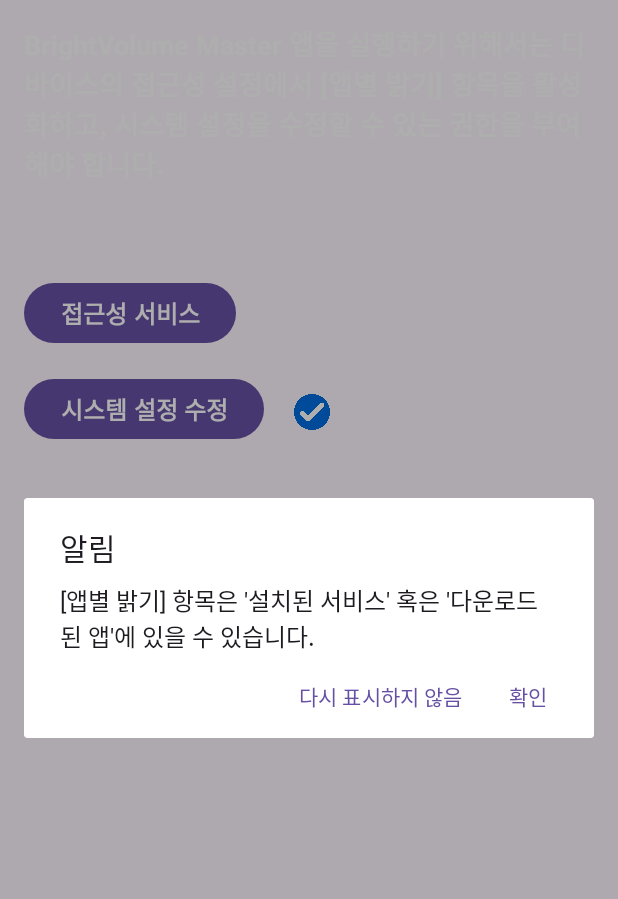
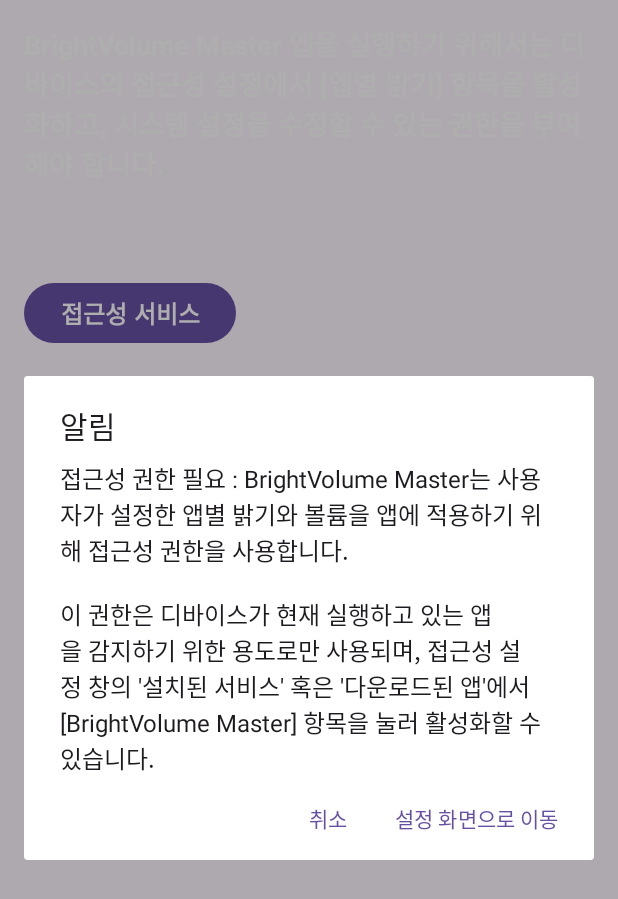
Before and after one commit to Doyeon-Ko/android-bright-volume-master, an Android app: the screen it shows after launch (StartActivity), after a tap on "접근성 서비스", on a phone screen of 412 x 824 dp. Shown: the top 899 px of the screen. Run offline under Robolectric (Android 15) with nearby library versions, the phone set to English and light mode, and no system bars.

Commit message:
Refactor dialog functions: Merge showConfirmationDialog() and showGuidanceDialog() into showPermissionDialog()
- Combined the functionality of showConfirmationDialog() and showGuidanceDialog() into a single function named showPermissionDialog().
- Updated all references to use the new showPermissionDialog() function.
- Improved code maintainability and reduced redundancy by consolidating dialog logic.

```diff
--- a/app/src/main/java/com/example/brightvolumemaster/StartActivity.java
+++ b/app/src/main/java/com/example/brightvolumemaster/StartActivity.java
@@ -1,26 +1,32 @@
 package com.example.brightvolumemaster;
 
+import android.app.Activity;
 import android.content.DialogInterface;
 import android.content.Intent;
 import android.content.SharedPreferences;
 import android.net.Uri;
 import android.os.Bundle;
 import android.provider.Settings;
+import android.util.Log;
 import android.view.View;
 import android.widget.Button;
 import android.widget.ImageView;
 import android.widget.TextView;
+import android.widget.Toast;
 
+import androidx.activity.result.ActivityResultLauncher;
+import androidx.activity.result.contract.ActivityResultContracts;
 import androidx.appcompat.app.AlertDialog;
 import androidx.appcompat.app.AppCompatActivity;
 
 public class StartActivity extends AppCompatActivity {
-
-    private TextView explanationText;
-    private Button accessibilityButton;
-    private Button systemSettingsButton;
     private boolean isAccessibilityPermissionGranted;
     private boolean isSystemSettingsPermissionGranted;
+
+    private static final String PREFS_NAME = "StartActivitySettings";
+
+    private SharedPreferences preferences;
+    private SharedPreferences.Editor editor;
 
     private ImageView accessibilityTick;
 
@@ -32,10 +38,10 @@ public class StartActivity extends AppCompatActivity {
         setContentView(R.layout.activity_start);
 
         // Initialize UI elements
-        explanationText = findViewById(R.id.explanationText);
-        accessibilityButton = findViewById(R.id.accessibilityButton);
+        TextView explanationText = findViewById(R.id.explanationText);
+        Button accessibilityButton = findViewById(R.id.accessibilityButton);
         accessibilityTick = findViewById(R.id.accessibilityTick);
-        systemSettingsButton = findViewById(R.id.systemSettingsButton);
+        Button systemSettingsButton = findViewById(R.id.systemSettingsButton);
         systemSettingsTick = findViewById(R.id.systemSettingsTick);
 
         // Set initial visibility of UI elements
@@ -43,13 +49,64 @@ public class StartActivity extends AppCompatActivity {
         accessibilityButton.setVisibility(View.VISIBLE);
         systemSettingsButton.setVisibility(View.VISIBLE);
 
+        //Initialize SharedPreferences and Editor
+        preferences = getSharedPreferences(PREFS_NAME, MODE_PRIVATE);
+        editor = preferences.edit();
+        editor.putBoolean("accessibilityPermissionAttempted", false);
+        editor.putBoolean("systemModificationAttempted", false);
+        editor.putBoolean("doNotShowAgain", false);
+        editor.apply();
+
         // Set click listener for the accessibility button
         accessibilityButton.setOnClickListener(v -> {
             // Check if accessibility service is enabled
             isAccessibilityPermissionGranted = isAccessibilityPermissionGranted();
-            if (isAccessibilityPermissionGranted) {
+
+            boolean accessibilityPermissionAttempted = preferences.getBoolean("accessibilityPermissionAttempted", false);
+            Log.d("accessibilityPermissionAttempted", "the boolean value of accessibilityPermissionAttempted : " + accessibilityPermissionAttempted);
+
+            // Check if the user has attempted to grant accessibility permission before
+            if (!accessibilityPermissionAttempted) {
+                // If it's the first attempt, show the confirmation dialog
+                showPermissionDialog("알림", "접근성 권한 필요 : BrightVolume Master는 사용자가 설정한 앱별 밝기와 볼륨을 앱에 적용하기 위해 접근성 권한을 사용합니다.\n\n" +
+                        "이 권한은 디바이스가 현재 실행하고 있는 앱을 감지하기 위한 용도로만 사용되며, 접근성 설정 창의 '설치된 서비스' 혹은 '다운로드된 앱'에서 [BrightVolume Master] 항목을 눌러 활성화할 수 있습니다.",
+                        "취소", "설정 화면으로 이동",
+                        (dialog, which) -> {
+                            // User clicked "취소"
+                            //Dismiss the dialog without any further action
+                        },
+                        (dialog, which) -> {
+                            // User clicked "설정 화면으로 이동"
+                            editor.putBoolean("accessibilityPermissionAttempted", true);
+                            editor.apply();
+
+                            // Open accessibility settings
+                            openAccessibilitySettings();
+                        });
+            } else if (!isAccessibilityPermissionGranted) {
+                // Check if the user has clicked "다시 표시하지 않음" in the past
+                boolean doNotShowAgain = preferences.getBoolean("doNotShowAgain", false);
+                if (!doNotShowAgain) {
+                    showPermissionDialog("알림", "[BrightVolume Master] 항목은 '설치된 서비스' 혹은 '다운로드 된 앱'에 있을 수 있습니다.",
+                            "다시 표시하지 않음", "확인",
+                            (dialog, which) -> {
+                                // User clicked "다시 표시하지 않음"
+                                // Set the flag in SharedPreferences
+                                editor.putBoolean("doNotShowAgain", true);
+                                editor.apply();
+                                // Dismiss the dialog without any further action
+                            },
+                            (dialog, which) -> {
+                                // User clicked "확인"
+                                // Open accessibility settings
+                                openAccessibilitySettings();
+                            });
+                } else {
+                    openAccessibilitySettings();
+                }
+            } else {
                 // Display a guidance message indicating that the accessibility service is already enabled
-                showGuidanceDialog("알림", "접근성 권한이 이미 활성화되어 있습니다.",
+                showPermissionDialog("알림", "접근성 권한이 이미 활성화되어 있습니다.",
                         "확인", "설정 화면으로 이동",
                         (dialog, which) -> {
                             // User clicked "확인"
@@ -60,16 +117,34 @@ public class StartActivity extends AppCompatActivity {
                             // Open accessibility settings
                             openAccessibilitySettings();
                         });
-            } else {
-                // Display a confirmation dialog with "취소" and "접근성 권한 활성화" buttons
-                showConfirmationDialog();
             }
         });
 
         // Set click listener for the system settings button
         systemSettingsButton.setOnClickListener(v -> {
-            // Open system settings for modification permission
-            openWriteSettingsPermission();
+            boolean systemModificationAttempted = preferences.getBoolean("systemModificationAttempted", false);
+            Log.d("ButtonClick", "System Settings Button Clicked - systemModificationAttempted: " + systemModificationAttempted);
+
+            // Check if the user has attempted to grant system modification permission before
+            if (!systemModificationAttempted) {
+                // If it's the first attempt, show the confirmation dialog
+                showPermissionDialog("알림", "시스템 수정 권한 필요 : BrightVolume Master는 앱별 밝기를 조정하기 위해 시스템 수정 권한을 사용합니다.\n\n" +
+                                "이 권한은 사용자가 설정한 앱별 밝기 값을 실행 중인 안드로이드 앱에 적용하기 위한 용도로만 사용되며, 다른 시스템 설정에는 영향을 미치지 않습니다.",
+                        "취소", "설정 화면으로 이동",
+                        (dialog, which) -> {
+                            // User clicked "취소"
+                            //Dismiss the dialog without any further action
+                        },
+                        (dialog, which) -> {
+                            // User clicked "설정 화면으로 이동"
+                            editor.putBoolean("systemModificationAttempted", true);
+                            editor.apply();
+                            openWriteSettingsPermission();
+                        });
+            } else {
+                // Open system settings modification permission
+                openWriteSettingsPermission();
+            }
         });
     }
 
@@ -101,38 +176,6 @@ public class StartActivity extends AppCompatActivity {
         } else {
             systemSettingsTick.setVisibility(View.GONE);
         }
-
-        // Check if the user has clicked "다시 표시하지 않음" in the past
-        SharedPreferences preferences = getPreferences(MODE_PRIVATE);
-        boolean doNotShowAgain = preferences.getBoolean("doNotShowAgain", false);
-
-        accessibilityButton.setOnClickListener(v -> {
-
-            // Show guidance message if the permission is not granted
-            if (!isAccessibilityPermissionGranted && !doNotShowAgain) {
-                showGuidanceDialog("알림", "[앱별 밝기] 항목은 '설치된 서비스' 혹은 '다운로드 된 앱'에 있을 수 있습니다.",
-                        "다시 표시하지 않음", "확인",
-                        (dialog, which) -> {
-                            // User clicked "다시 표시하지 않음"
-                            // Set the flag in SharedPreferences
-                            preferences.edit().putBoolean("doNotShowAgain", true).apply();
-                            // Dismiss the dialog without any further action
-                        },
-                        (dialog, which) -> {
-                            // User clicked "확인"
-                            // Open accessibility settings
-                            openAccessibilitySettings();
-                        });
-            } else {
-                openAccessibilitySettings();
-            }
-        });
-
-        systemSettingsButton.setOnClickListener(v -> {
-            if (!isSystemSettingsPermissionGranted) {
-                openWriteSettingsPermission();
-            }
-        });
     }
 
     // Method to check if accessibility service is enabled
@@ -172,41 +215,50 @@ public class StartActivity extends AppCompatActivity {
     // Method to open accessibility settings
     private void openAccessibilitySettings() {
         Intent intent = new Intent(Settings.ACTION_ACCESSIBILITY_SETTINGS);
-        startActivity(intent);
+        startActivity(intent.addFlags(Intent.FLAG_ACTIVITY_NEW_TASK));
     }
+
+    private final ActivityResultLauncher<Intent> writeSettingsLauncher =
+            registerForActivityResult(new ActivityResultContracts.StartActivityForResult(),
+                    result -> {
+                        if (result.getResultCode() == Activity.RESULT_OK) {
+                            // The user granted the WRITE_SETTINGS permission
+                            if (Settings.System.canWrite(this)) {
+                                // Handle the permission being granted
+                                Toast.makeText(this, "Permission granted", Toast.LENGTH_SHORT).show();
+                            }
+                        } else {
+                            // The user did not grant the permission
+                            // Handle it accordingly, e.g., show a message to the user
+                            Toast.makeText(this, "Permission not granted", Toast.LENGTH_SHORT).show();
+                        }
+                    });
 
     // Method to open system settings for modification permission
     private void openWriteSettingsPermission() {
-        Intent intent = new Intent(Settings.ACTION_MANAGE_WRITE_SETTINGS);
-        intent.setData(Uri.parse("package:" + getPackageName()));
-        startActivity(intent);
+        // Check if the app has the WRITE_SETTINGS permission
+        if (Settings.System.canWrite(this)) {
+            // The app already has the permission, open system settings directly
+            Intent intent = new Intent(Settings.ACTION_MANAGE_WRITE_SETTINGS);
+            intent.setData(Uri.parse("package:" + getPackageName()));
+            startActivity(intent.addFlags(Intent.FLAG_ACTIVITY_NEW_TASK));
+        } else {
+            // Request the WRITE_SETTINGS permission
+            Intent intent = new Intent(Settings.ACTION_MANAGE_WRITE_SETTINGS);
+            intent.setData(Uri.parse("package:" + getPackageName()));
+            writeSettingsLauncher.launch(intent.addFlags(Intent.FLAG_ACTIVITY_NEW_TASK));
+        }
     }
 
     // Method to display a guidance message
-    private void showGuidanceDialog(String title, String message, String negativeButtonText, String positiveButtonText,
-                                    DialogInterface.OnClickListener negativeClickListener,
-                                    DialogInterface.OnClickListener positiveClickListener) {
-        AlertDialog.Builder builder = new AlertDialog.Builder(this);
-        builder.setTitle(title)
+    private void showPermissionDialog(String title, String message, String negativeButtonText, String positiveButtonText,
+                                      DialogInterface.OnClickListener negativeClickListener,
+                                      DialogInterface.OnClickListener positiveClickListener) {
+        new AlertDialog.Builder(this)
+                .setTitle(title)
                 .setMessage(message)
-                .setNegativeButton(negativeButtonText, negativeClickListener) // "확인" button with null click listener to dismiss the dialog
+                .setNegativeButton(negativeButtonText, negativeClickListener)
                 .setPositiveButton(positiveButtonText, positiveClickListener)
                 .show();
     }
-
-    // Method to display a confirmation dialog
-    private void showConfirmationDialog() {
-        AlertDialog.Builder builder = new AlertDialog.Builder(this);
-        builder.setTitle("알림")
-                .setMessage("접근성 권한을 통해 BrightVolume Master는 사용자가 현재 실행하고 있는 애플리케이션을 감지합니다. [앱별 밝기] 항목은 디바이스의 설정 중 '설치된 서비스' 혹은 '다운로드된 앱'에서 찾을 수 있습니다.")
-                .setNegativeButton("취소", null) // "취소" button with null click listener to dismiss the dialog
-                .setPositiveButton("접근성 권한 활성화", new DialogInterface.OnClickListener() {
-                    @Override
-                    public void onClick(DialogInterface dialog, int which) {
-                        // Open accessibility settings when "접근성 권한 활성화" button is clicked
-                        openAccessibilitySettings();
-                    }
-                })
-                .show();
-    }
 }
```
